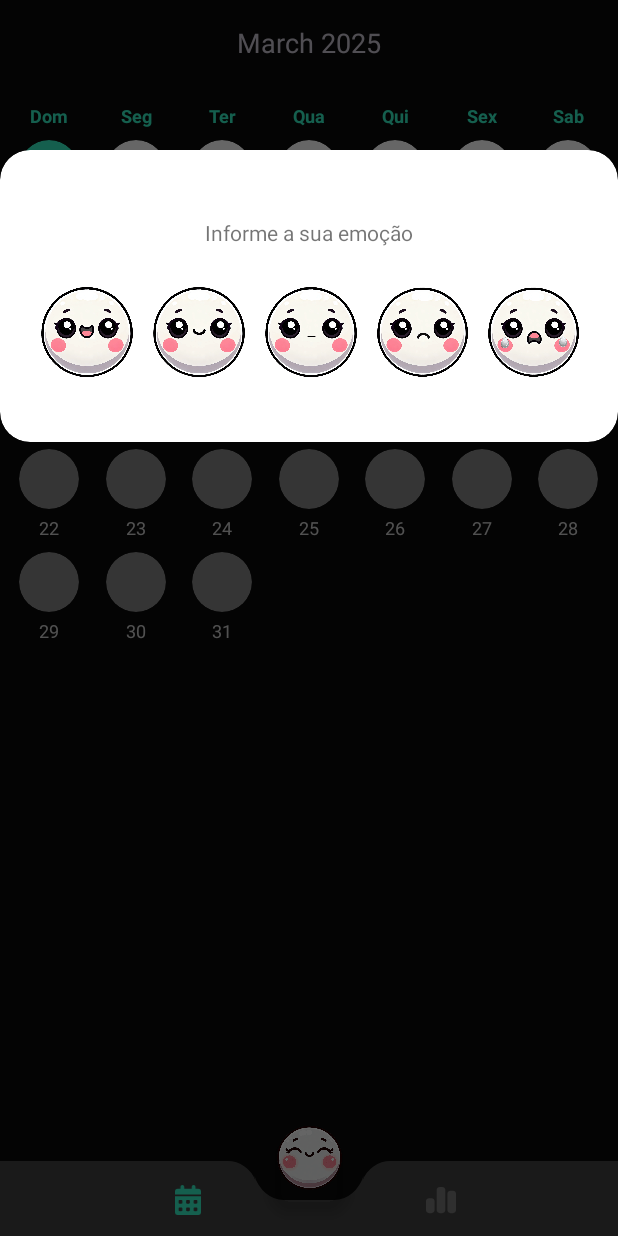
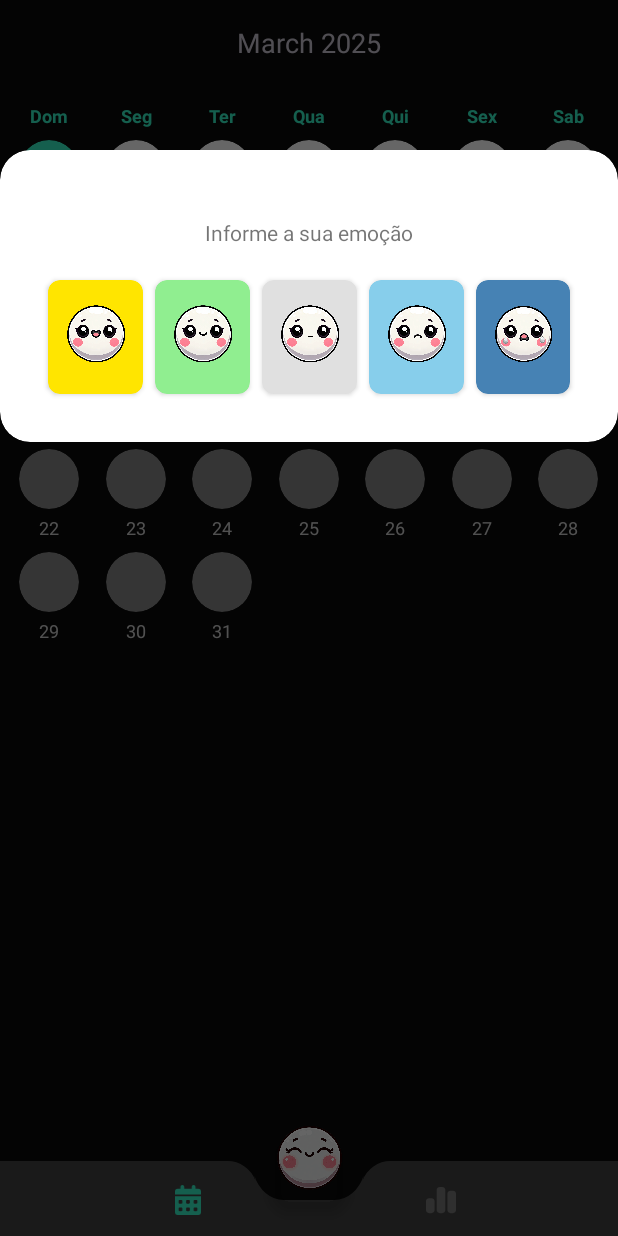
Before and after one commit to Leo-Trevisol/MoodSnap, an Android app: the screen it shows after launch (MainActivity), after a tap on an icon or button, on a phone screen of 412 x 824 dp. Run offline under Robolectric (Android 15) with nearby library versions, the phone set to English and light mode, and no system bars; our stand-ins replace Room's generated code, navigation-ui; 2 other taps on this screen came first.

Commit message:
Adicionando cores para humores

```diff
--- a/app/src/main/java/com/br/leo/moodsnap/ui/home/CalendarAdapter.kt
+++ b/app/src/main/java/com/br/leo/moodsnap/ui/home/CalendarAdapter.kt
@@ -25,6 +25,15 @@ class CalendarAdapter(
     private val today = Calendar.getInstance()
     private val displayMonth = Calendar.getInstance()
     private var firstDayOfWeek = 0 // Domingo = 0, Segunda = 1, etc
+
+    // Cores para cada tipo de humor
+    private val moodColors = mapOf(
+        0 to Color.parseColor("#FFE500"), // Muito Feliz - Amarelo
+        1 to Color.parseColor("#90EE90"), // Feliz - Verde claro
+        2 to Color.parseColor("#E0E0E0"), // Neutro - Cinza
+        3 to Color.parseColor("#87CEEB"), // Triste - Azul claro
+        4 to Color.parseColor("#4682B4")  // Muito Triste - Azul escuro
+    )
 
     class CalendarViewHolder(view: View) : RecyclerView.ViewHolder(view) {
         val dayCard: CardView = view.findViewById(R.id.day_card)
@@ -68,6 +77,16 @@ class CalendarAdapter(
         // Verificar se é o dia atual
         val isToday = isToday(dayOfMonth)
 
+        // Encontrar o humor para este dia
+        val mood = moodList.find { mood ->
+            val calendar = Calendar.getInstance()
+            calendar.time = mood.date
+            calendar.get(Calendar.DAY_OF_MONTH) == dayOfMonth
+        }
+
+        // Configurar seleção
+        val isSelected = (position - firstDayOfWeek) == selectedPosition && !isFutureDate
+
         // Configurar aparência para datas futuras e dia atual
         when {
             isFutureDate -> {
@@ -75,44 +94,50 @@ class CalendarAdapter(
                 holder.dayCard.alpha = 0.5f
                 holder.dayCard.isClickable = false
                 holder.dayCard.setCardBackgroundColor(holder.itemView.context.getColor(android.R.color.white))
+                holder.moodIndicator.visibility = View.GONE
             }
             isToday -> {
                 holder.dayCard.alpha = 1.0f
                 holder.dayCard.isClickable = true
-                holder.dayCard.setCardBackgroundColor(holder.itemView.context.getColor(android.R.color.white))
                 holder.dayNumber.setBackgroundResource(R.drawable.background_rounded_60)
                 holder.dayNumber.setTextColor(Color.BLACK)
+
+                if (mood != null) {
+                    holder.dayCard.setCardBackgroundColor(
+                        if (isSelected) holder.itemView.context.getColor(R.color.primary_green)
+                        else moodColors[mood.moodType] ?: Color.WHITE
+                    )
+                } else {
+                    holder.dayCard.setCardBackgroundColor(
+                        if (isSelected) holder.itemView.context.getColor(R.color.primary_green)
+                        else Color.WHITE
+                    )
+                }
+                holder.moodIndicator.visibility = if (mood != null) View.VISIBLE else View.GONE
+                if (mood != null) holder.moodIndicator.setImageResource(getMoodDrawable(mood.moodType))
             }
             else -> {
                 holder.dayNumber.setTextColor(Color.LTGRAY)
                 holder.dayCard.alpha = 1.0f
                 holder.dayCard.isClickable = true
-                holder.dayCard.setCardBackgroundColor(holder.itemView.context.getColor(android.R.color.white))
+
+                if (mood != null) {
+                    holder.dayCard.setCardBackgroundColor(
+                        if (isSelected) holder.itemView.context.getColor(R.color.primary_green)
+                        else moodColors[mood.moodType] ?: Color.WHITE
+                    )
+                    holder.moodIndicator.visibility = View.VISIBLE
+                    holder.moodIndicator.setImageResource(getMoodDrawable(mood.moodType))
+                    holder.dayNumber.setTextColor(if (isSelected) Color.WHITE else Color.LTGRAY)
+                } else {
+                    holder.dayCard.setCardBackgroundColor(
+                        if (isSelected) holder.itemView.context.getColor(R.color.primary_green)
+                        else Color.WHITE
+                    )
+                    holder.moodIndicator.visibility = View.GONE
+                    holder.dayNumber.setTextColor(if (isSelected) Color.WHITE else Color.LTGRAY)
+                }
             }
-        }
-
-        // Encontrar o humor para este dia
-        val mood = moodList.find { mood ->
-            val calendar = Calendar.getInstance()
-            calendar.time = mood.date
-            calendar.get(Calendar.DAY_OF_MONTH) == dayOfMonth
-        }
-
-        // Configurar o indicador de humor
-        if (mood != null && !isFutureDate) {
-            holder.moodIndicator.visibility = View.VISIBLE
-            holder.moodIndicator.setImageResource(getMoodDrawable(mood.moodType))
-        } else {
-            holder.moodIndicator.visibility = View.GONE
-        }
-
-        // Configurar seleção
-        val isSelected = (position - firstDayOfWeek) == selectedPosition && !isFutureDate
-        holder.dayCard.isSelected = isSelected
-        if (isSelected) {
-            holder.dayCard.setCardBackgroundColor(holder.itemView.context.getColor(R.color.primary_green))
-            if(!isToday)
-            holder.dayNumber.setTextColor(Color.WHITE)
         }
 
         holder.dayCard.setOnClickListener {
--- a/app/src/main/res/layout/emotions_layout.xml
+++ b/app/src/main/res/layout/emotions_layout.xml
@@ -28,62 +28,106 @@
         <LinearLayout
             android:layout_width="wrap_content"
             android:layout_height="100dp"
-            android:orientation="horizontal">
+            android:orientation="horizontal"
+            android:padding="8dp">
+
+            <androidx.cardview.widget.CardView
+                android:id="@+id/card_very_happy"
+                android:layout_width="0dp"
+                android:layout_height="match_parent"
+                android:layout_weight="1"
+                android:layout_margin="4dp"
+                app:cardBackgroundColor="#FFE500"
+                app:cardCornerRadius="8dp">
 
                 <ImageView
                     android:id="@+id/emotion_very_happy"
-                android:layout_width="0dp"
-                android:layout_height="wrap_content"
-                android:layout_weight="1"
+                    android:layout_width="match_parent"
+                    android:layout_height="match_parent"
+                    android:padding="8dp"
                     android:src="@drawable/muito_feliz"
                     >
                 </ImageView>
+            </androidx.cardview.widget.CardView>
+
+            <androidx.cardview.widget.CardView
+                android:id="@+id/card_happy"
+                android:layout_width="0dp"
+                android:layout_height="match_parent"
+                android:layout_weight="1"
+                android:layout_margin="4dp"
+                app:cardBackgroundColor="#90EE90"
+                app:cardCornerRadius="8dp">
 
                 <ImageView
                     android:id="@+id/emotion_happy"
-                android:layout_width="0dp"
-                android:layout_height="wrap_content"
-                android:layout_weight="1"
+                    android:layout_width="match_parent"
+                    android:layout_height="match_parent"
+                    android:padding="8dp"
                     android:src="@drawable/feliz"
                     >
                 </ImageView>
+            </androidx.cardview.widget.CardView>
+
+            <androidx.cardview.widget.CardView
+                android:id="@+id/card_neutral"
+                android:layout_width="0dp"
+                android:layout_height="match_parent"
+                android:layout_weight="1"
+                android:layout_margin="4dp"
+                app:cardBackgroundColor="#E0E0E0"
+                app:cardCornerRadius="8dp">
 
                 <ImageView
                     android:id="@+id/emotion_neutral"
-                android:layout_width="0dp"
-                android:layout_height="wrap_content"
-                android:layout_weight="1"
+                    android:layout_width="match_parent"
+                    android:layout_height="match_parent"
+                    android:padding="8dp"
                     android:src="@drawable/neutro"
                     >
                 </ImageView>
+            </androidx.cardview.widget.CardView>
+
+            <androidx.cardview.widget.CardView
+                android:id="@+id/card_sad"
+                android:layout_width="0dp"
+                android:layout_height="match_parent"
+                android:layout_weight="1"
+                android:layout_margin="4dp"
+                app:cardBackgroundColor="#87CEEB"
+                app:cardCornerRadius="8dp">
 
                 <ImageView
                     android:id="@+id/emotion_sad"
-                android:layout_width="0dp"
-                android:layout_height="wrap_content"
-                android:layout_weight="1"
+                    android:layout_width="match_parent"
+                    android:layout_height="match_parent"
+                    android:padding="8dp"
                     android:src="@drawable/triste"
                     >
                 </ImageView>
+            </androidx.cardview.widget.CardView>
+
+            <androidx.cardview.widget.CardView
+                android:id="@+id/card_very_sad"
+                android:layout_width="0dp"
+                android:layout_height="match_parent"
+                android:layout_weight="1"
+                android:layout_margin="4dp"
+                app:cardBackgroundColor="#4682B4"
+                app:cardCornerRadius="8dp">
 
                 <ImageView
                     android:id="@+id/emotion_very_sad"
-                android:layout_width="0dp"
-                android:layout_height="wrap_content"
-                android:layout_weight="1"
+                    android:layout_width="match_parent"
+                    android:layout_height="match_parent"
+                    android:padding="8dp"
                     android:src="@drawable/muito_triste"
                     >
                 </ImageView>
+            </androidx.cardview.widget.CardView>
 
         </LinearLayout>
 
-
     </LinearLayout>
 
-
-
-
-
-
-
 </androidx.constraintlayout.widget.ConstraintLayout>
```
Lines whose indentation alone changed are shown as unchanged.
